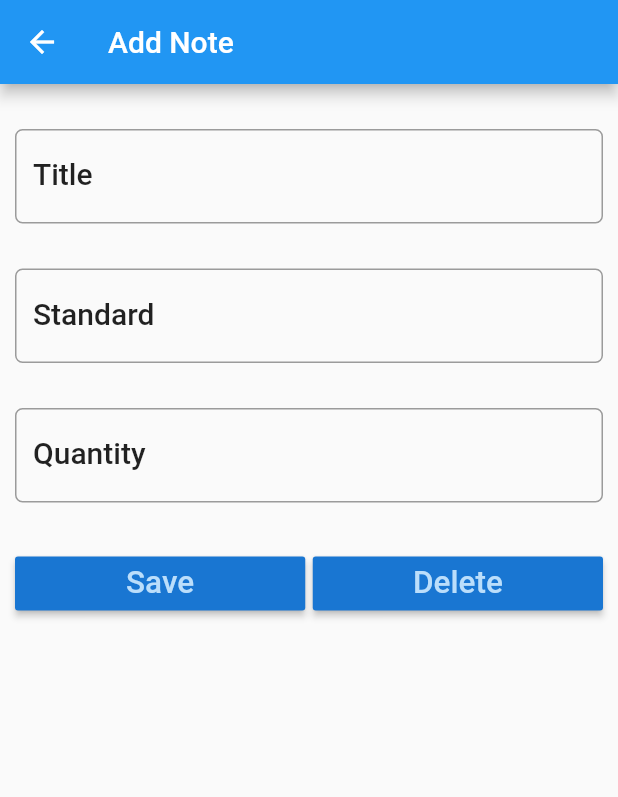
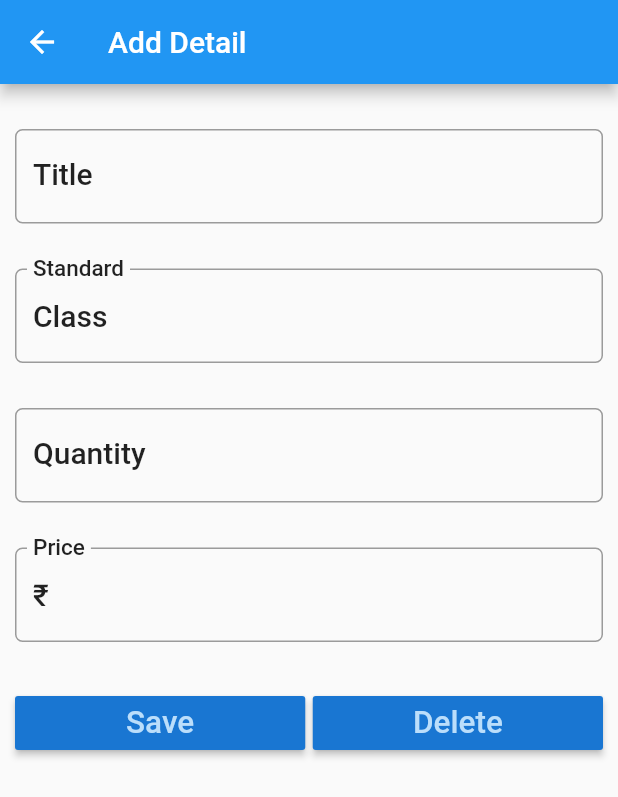
Before and after one commit to Benson1198/Book_inventory, a Flutter app: the screen it shows after launch, after a tap on "Add a Title", on a phone screen of 412 x 824 dp. Shown: the top 797 px of the screen. Run offline on Flutter 3.47's test engine with Material 2 defaults, Android fonts, the phone set to English and light mode, and no system bars; our stand-ins replace google_fonts, sqflite; accounts and stored records are empty.

Commit message:
database_update

```diff
--- a/lib/models/note.dart
+++ b/lib/models/note.dart
@@ -3,11 +3,13 @@ class Note {
   String _title;
   String _description;
   String _quantity;
+  String _price;
   String _date;
 
-  Note(this._title, this._date, this._description, this._quantity);
+  Note(this._title, this._date, this._description, this._quantity, this._price);
 
-  Note.withId(this._title, this._date, this._description, this._quantity);
+  Note.withId(
+      this._title, this._date, this._description, this._quantity, this._price);
 
   int get id => _id;
 
@@ -16,6 +18,8 @@ class Note {
   String get description => _description;
 
   String get quantity => _quantity;
+
+  String get price => _price;
 
   String get date => _date;
 
@@ -37,6 +41,12 @@ class Note {
     }
   }
 
+  set price(String newPrice) {
+    if (newPrice.length <= 255) {
+      this._price = newPrice;
+    }
+  }
+
   set date(String newDate) {
     this._date = newDate;
   }
@@ -50,6 +60,7 @@ class Note {
     map['title'] = _title;
     map['description'] = _description;
     map['quantity'] = _quantity;
+    map['price'] = _price;
     map['date'] = _date;
 
     return map;
@@ -61,6 +72,7 @@ class Note {
     this._title = map['title'];
     this._description = map['description'];
     this._quantity = map['quantity'];
+    this._price = map['price'];
     this._date = map['date'];
   }
 }
--- a/lib/screens/home_page.dart
+++ b/lib/screens/home_page.dart
@@ -76,7 +76,8 @@ class _HomePageState extends State<HomePage> {
                     ),
                     ReusableCard(
                       onPress: () {
-                        navigateToDetail(Note('', '', '', ''), 'Add Note');
+                        navigateToDetail(
+                            Note('', '', 'Class ', '', '₹ '), 'Add Detail');
                       },
                       colour: Color(0xFF2B2929),
                       cardChild: Padding(
--- a/lib/screens/note_detail.dart
+++ b/lib/screens/note_detail.dart
@@ -1,4 +1,3 @@
-import 'dart:async';
 import 'package:flutter/material.dart';
 import 'package:flutter_app/models/note.dart';
 import 'package:flutter_app/utils/database_helper.dart';
@@ -25,6 +24,7 @@ class NoteDetailState extends State<NoteDetail> {
   TextEditingController titleController = TextEditingController();
   TextEditingController descriptionController = TextEditingController();
   TextEditingController quantityController = TextEditingController();
+  TextEditingController priceController = TextEditingController();
 
   NoteDetailState(this.note, this.appBarTitle);
 
@@ -35,10 +35,10 @@ class NoteDetailState extends State<NoteDetail> {
     titleController.text = note.title;
     descriptionController.text = note.description;
     quantityController.text = note.quantity;
+    priceController.text = note.price;
 
     return WillPopScope(
         onWillPop: () {
-          // Write some code to control things, when user press Back navigation button in device navigationBar
           moveToLastScreen();
         },
         child: Scaffold(
@@ -73,26 +73,6 @@ class NoteDetailState extends State<NoteDetail> {
                   ),
                 ),
 
-//								Second Element
-
-//                ListTile(
-//                  title: DropdownButton(
-//                      items: _priorities.map((String dropDownStringItem) {
-//                        return DropdownMenuItem<String>(
-//                          value: dropDownStringItem,
-//                          child: Text(dropDownStringItem),
-//                        );
-//                      }).toList(),
-//                      style: textStyle,
-//                      value: getPriorityAsString(note.priority),
-//                      onChanged: (valueSelectedByUser) {
-//                        setState(() {
-//                          debugPrint('User selected $valueSelectedByUser');
-//                          updatePriorityAsInt(valueSelectedByUser);
-//                        });
-//                      }),
-//                ),
-
                 // Third Element
                 Padding(
                   padding: EdgeInsets.only(top: 15.0, bottom: 15.0),
@@ -122,6 +102,23 @@ class NoteDetailState extends State<NoteDetail> {
                     },
                     decoration: InputDecoration(
                         labelText: 'Quantity',
+                        labelStyle: textStyle,
+                        border: OutlineInputBorder(
+                            borderRadius: BorderRadius.circular(5.0))),
+                  ),
+                ),
+
+                Padding(
+                  padding: EdgeInsets.only(top: 15.0, bottom: 15.0),
+                  child: TextField(
+                    controller: priceController,
+                    style: textStyle,
+                    onChanged: (value) {
+                      debugPrint('Something changed in Price Text Field');
+                      updatePrice();
+                    },
+                    decoration: InputDecoration(
+                        labelText: 'Price',
                         labelStyle: textStyle,
                         border: OutlineInputBorder(
                             borderRadius: BorderRadius.circular(5.0))),
@@ -198,6 +195,10 @@ class NoteDetailState extends State<NoteDetail> {
     note.quantity = quantityController.text;
   }
 
+  void updatePrice() {
+    note.price = priceController.text;
+  }
+
   // Save data to database
   void _save() async {
     moveToLastScreen();
--- a/lib/utils/database_helper.dart
+++ b/lib/utils/database_helper.dart
@@ -13,6 +13,7 @@ class DatabaseHelper {
   String colTitle = 'title';
   String colDescription = 'description';
   String colQuantity = 'quantity';
+  String colPrice = 'price';
   String colDate = 'date';
 
   DatabaseHelper._createInstance(); // Named constructor to create instance of DatabaseHelper
@@ -46,7 +47,7 @@ class DatabaseHelper {
   void _createDb(Database db, int newVersion) async {
     await db.execute(
         'CREATE TABLE $noteTable($colId INTEGER PRIMARY KEY AUTOINCREMENT, $colTitle TEXT, '
-        '$colDescription TEXT, $colQuantity TEXT,$colDate TEXT)');
+        '$colDescription TEXT, $colQuantity TEXT, $colPrice TEXT, $colDate TEXT)');
   }
 
   // Fetch Operation: Get all note objects from database
```
Also changed, not shown: lib/screens/note_list.dart (+14 -16 lines).
